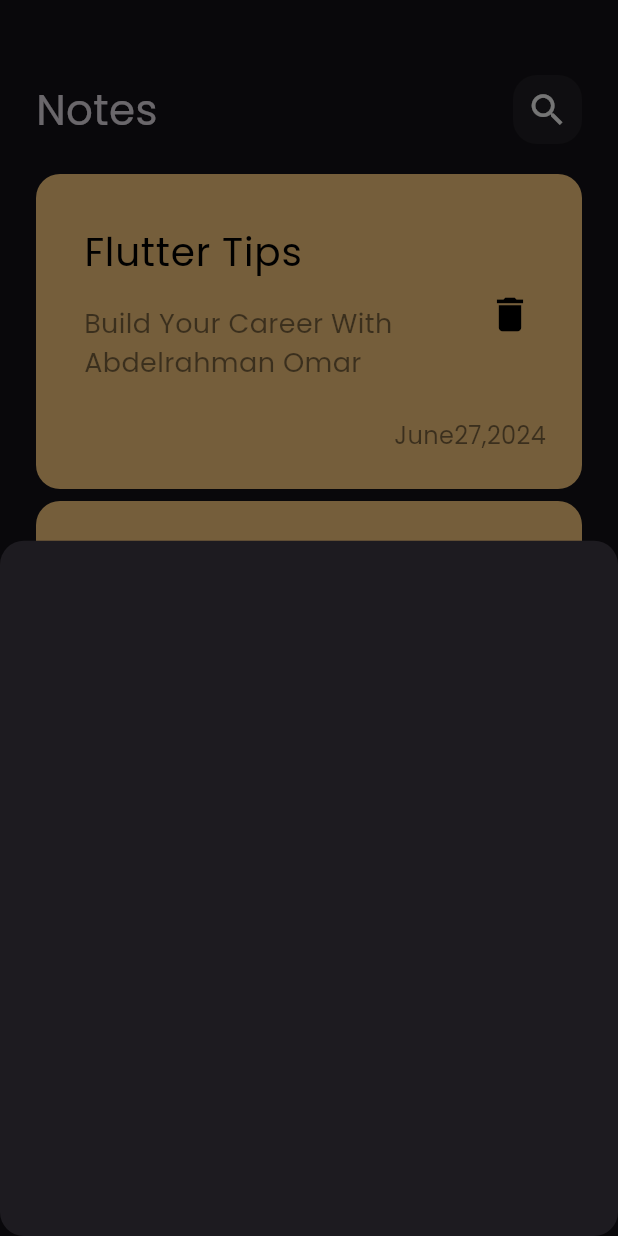
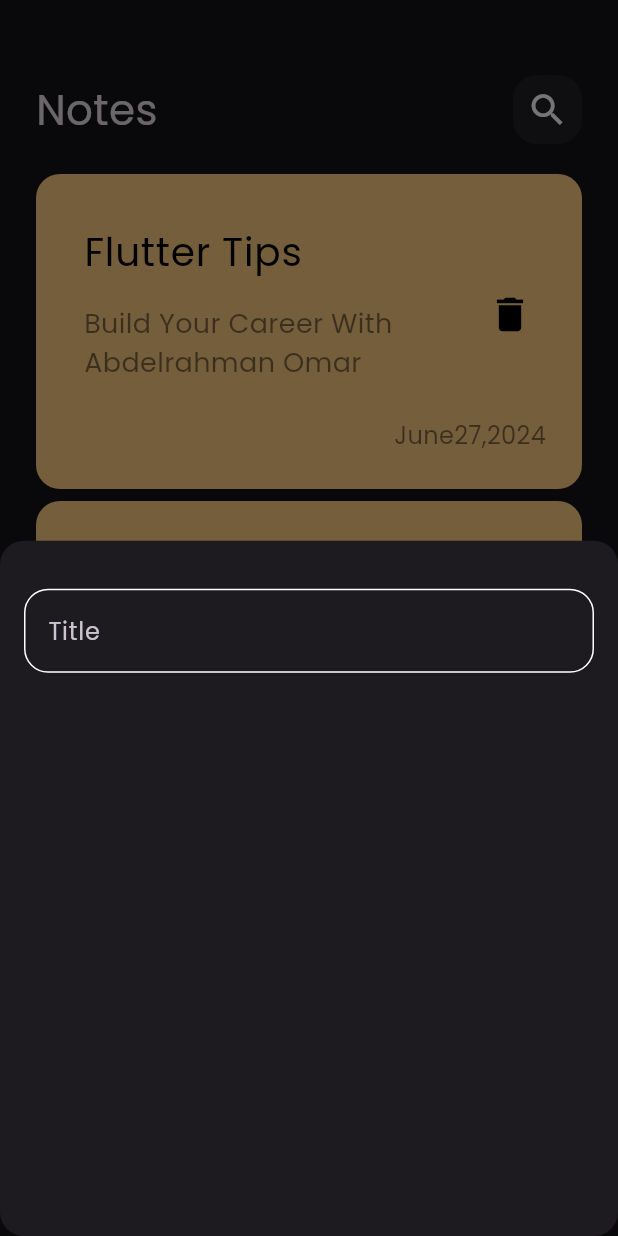
Before and after one commit to Abderlahman-Omar/notes_app, a Flutter app: the screen it shows after launch, after a tap on the "add" icon, on a phone screen of 412 x 824 dp. Run offline on Flutter 3.47's test engine with Material 3 defaults, Android fonts, the phone set to English and light mode, and no system bars.

Commit message:
create custom text field

```diff
--- /dev/null
+++ b/lib/constants.dart
@@ -0,0 +1,3 @@
+import 'package:flutter/material.dart';
+
+const kPrimaryColor = Color(0xff62FCD7);
--- a/lib/views/widgets/add_note_bottom_sheet.dart
+++ b/lib/views/widgets/add_note_bottom_sheet.dart
@@ -1,10 +1,23 @@
 import 'package:flutter/material.dart';
+import 'package:notes_app/views/widgets/custom_text_field.dart';
 
 class AddNoteBottomSheet extends StatelessWidget {
   const AddNoteBottomSheet({super.key});
 
   @override
   Widget build(BuildContext context) {
-    return Container();
+    return const Padding(
+      padding: EdgeInsets.symmetric(
+        horizontal: 16,
+      ),
+      child: Column(
+        children: [
+          SizedBox(
+            height: 32,
+          ),
+          CustomTextField(),
+        ],
+      ),
+    );
   }
 }
--- /dev/null
+++ b/lib/views/widgets/custom_text_field.dart
@@ -0,0 +1,34 @@
+import 'package:flutter/material.dart';
+import 'package:notes_app/constants.dart';
+
+class CustomTextField extends StatelessWidget {
+  const CustomTextField({super.key});
+
+  @override
+  Widget build(BuildContext context) {
+    return TextField(
+      cursorColor: kPrimaryColor,
+      decoration: InputDecoration(
+        hintText: 'Title',
+        border: buildBorder(),
+        enabledBorder: buildBorder(),
+        focusedBorder: buildBorder(
+          kPrimaryColor,
+        ),
+      ),
+    );
+  }
+
+  OutlineInputBorder buildBorder([color]) {
+    return OutlineInputBorder(
+      borderRadius: const BorderRadius.all(
+        Radius.circular(
+          16,
+        ),
+      ),
+      borderSide: BorderSide(
+        color: color ?? Colors.white,
+      ),
+    );
+  }
+}
```
